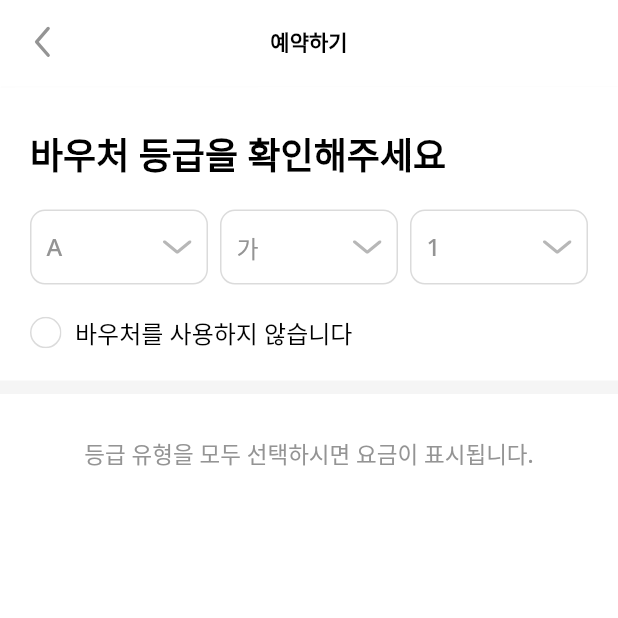
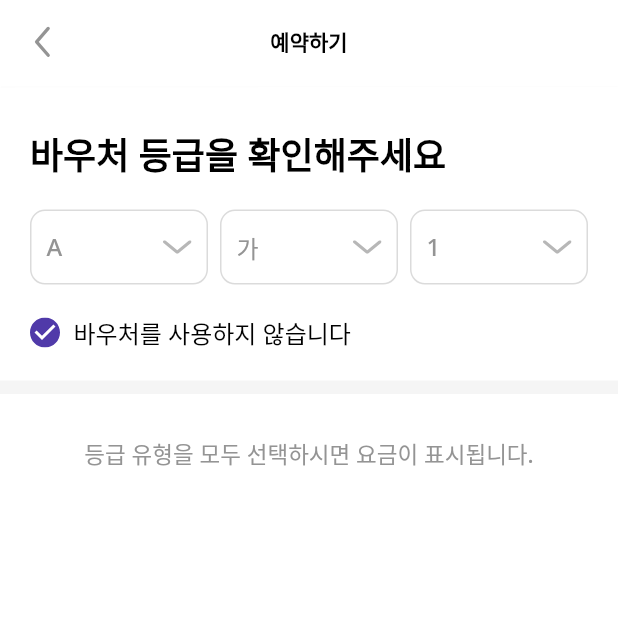
Before and after one commit to Yellowtoast/Icoco_project, a Flutter app: the ReserveStep2_7 screen opened by its route, after a tap on "바우처를 사용하지 않습니다", on a phone screen of 412 x 824 dp, the top half of it. Run offline on Flutter 3.47's test engine with Material 2 defaults, Android fonts, the light colour scheme and no system bars; our stand-ins replace cloud_firestore, dotted_decoration, dotted_line, dropdown_button2, extended_masked_text, firebase_auth and 14 more; missing offline and left inert: dart_jsonwebtoken, daum_postcode_search; accounts and stored records are empty; project files that could hold a hidden picture were left out.

Commit message:
바우처 받아오기 수정 완료

```diff
--- a/lib/configs/text_styles.dart
+++ b/lib/configs/text_styles.dart
@@ -283,7 +283,15 @@ class IcoTextStyle {
     fontSize: 14,
     fontWeight: FontWeight.normal,
     color: IcoColors.grey4,
-    decoration: TextDecoration.underline,
+    // decoration: TextDecoration.underline,
+    // textBaseline: TextBaseline.ideographic,
+
+    // shadows: [Shadow(color: Colors.black, offset: Offset(0, -3))],
+    // color: Colors.transparent,
+    // decoration: TextDecoration.underline,
+    // decorationColor: IcoColors.grey2,
+    // decorationThickness: 3,
+    // decorationStyle: TextDecorationStyle.solid,
   );
 
   static TextStyle mediumTextStyle14Grey4 = GoogleFonts.notoSans(
--- a/lib/configs/voucher_fee.dart
+++ b/lib/configs/voucher_fee.dart
@@ -1,5 +1,5 @@
 //리스트 = [단축,표준,연장]순의 가격
-Map<String, List<int>> govermentFeeInfo = {
+Map<String, List<int>> govermentFeeDefault = {
   '일반서비스': [0, 0, 0, 0, 0],
   'A-가-1': [521000, 894000, 1211000, 1211000, 1211000],
   'A-통합-1': [460000, 790000, 1070000, 1070000, 1070000],
@@ -21,7 +21,7 @@ Map<String, List<int>> govermentFeeInfo = {
   'C-라': [2726000 ~/ 3, 2726000 ~/ 2, 2726000, 3295000, 3868000],
 };
 
-Map<String, List<int>> serviceFeeInfo = {
+Map<String, List<int>> serviceFeeDefault = {
   '일반서비스': [592000, 1184000, 1776000, 1776000 + 592000, 1776000 + (592000 * 2)],
   'A-가-1': [592000, 1184000, 1776000, 1776000 + 592000, 1776000 + (592000 * 2)],
   'A-통합-1': [
--- a/lib/controllers/fcm_controller.dart
+++ b/lib/controllers/fcm_controller.dart
@@ -14,7 +14,7 @@ class FCMController extends GetxController {
   FirebaseMessaging _messaging = FirebaseMessaging.instance;
   Rx<String> fcmToken = ''.obs;
   RxMap<String, dynamic> message = Map<String, dynamic>().obs;
-  late Rx<NotificationSettings> _settings;
+  Rxn<NotificationSettings> _settings = Rxn<NotificationSettings>();
   RxBool pushAllowed = false.obs;
 
   @override
@@ -32,7 +32,8 @@ class FCMController extends GetxController {
       sound: true,
     );
 
-    if (_settings.value.authorizationStatus == AuthorizationStatus.authorized) {
+    if (_settings.value?.authorizationStatus ==
+        AuthorizationStatus.authorized) {
       print('User granted permission');
       pushAllowed.value = true;
     } else {
--- a/lib/models/fee_info.dart
+++ b/lib/models/fee_info.dart
@@ -1,8 +1,9 @@
+import '../configs/voucher_fee.dart';
+
 class FeeModel {
   final String companyId;
   final Map<dynamic, dynamic> govermentFeeInfo;
   final Map<dynamic, dynamic> serviceFeeInfo;
-
   FeeModel(
       {required this.companyId,
       required this.govermentFeeInfo,
@@ -10,9 +11,9 @@ class FeeModel {
 
   factory FeeModel.fromJson(Map data) {
     return FeeModel(
-      companyId: data['companyId'] ?? {},
-      govermentFeeInfo: data['revenueCostInfo'] ?? {},
-      serviceFeeInfo: data['serviceCostInfo'] ?? {},
+      companyId: data['companyId'] ?? '',
+      govermentFeeInfo: data['revenueCostInfo'] ?? govermentFeeDefault,
+      serviceFeeInfo: data['serviceCostInfo'] ?? serviceFeeDefault,
     );
   }
 
--- a/lib/pages/calculator/calculator_result.dart
+++ b/lib/pages/calculator/calculator_result.dart
@@ -199,7 +199,7 @@ class CalculatorResultPage extends StatelessWidget {
                                     width: IcoSize.width - 40,
                                   ),
                                   SizedBox(
-                                    height: 150,
+                                    height: 120,
                                   ),
                                 ],
                               ),
--- a/lib/pages/home/home_skeleton.dart
+++ b/lib/pages/home/home_skeleton.dart
@@ -801,8 +801,9 @@ class _HomeSkeleton2State extends State<HomeSkeletonPage> {
                   SizedBox(
                     height: 15,
                   ),
-                  (homeController.reservationModel.value!.isBirth == false &&
-                          homeController.userStep.value > 2)
+                  (homeController.userStep.value > 2 &&
+                          homeController.reservationModel.value!.isBirth ==
+                              false)
                       ? HomeNotifyButton(
                           iconUrl: 'icons/baby.svg',
                           onTap: () {
--- a/lib/pages/reservation/step2/reserve/reserve_step2_7.dart
+++ b/lib/pages/reservation/step2/reserve/reserve_step2_7.dart
@@ -46,7 +46,8 @@ class ReserveStep2_7 extends StatelessWidget {
         usePop: true,
       ),
       floatingActionButtonLocation: FloatingActionButtonLocation.centerFloat,
-      body: Column(
+      body: Obx(() {
+        return Column(
           children: [
             Container(
               margin: const EdgeInsets.symmetric(horizontal: 20),
@@ -101,6 +102,7 @@ class ReserveStep2_7 extends StatelessWidget {
                     height: 20,
                   ),
                   CheckBoxText(
+                    text: "바우처를 사용하지 않습니다",
                     onTap: () {
                       if (voucherController.isVoucherUsed.value == true) {
                         voucherController.isVoucherUsed.value = false;
@@ -163,28 +165,20 @@ class ReserveStep2_7 extends StatelessWidget {
                                   title: "${index + 1}주 사용",
                                   titleStyle: IcoTextStyle.boldTextStyle18B,
                                   itemValue: "${index + 1}주",
-                                useDateSelected:
-                                    dateInfoController.voucherDurationSelected,
+                                  useDateSelected: dateInfoController
+                                      .voucherDurationSelected,
                                 ),
                               ),
                             ],
                           );
                         }),
                   ),
-          // : Container(
-          //     alignment: Alignment.center,
-          //     height: 40,
-          //     width: double.infinity,
-          //     child: Text(
-          //       "등급 유형을 모두 선택하시면 요금이 표시됩니다.",
-          //       style: IcoTextStyle.mediumTextStyle15Grey4,
-          //     ),
-          //   ),
             SizedBox(
               height: 80,
             )
           ],
-      ),
+        );
+      }),
     );
   }
 }
@@ -195,13 +189,14 @@ class CheckBoxText extends StatelessWidget {
       required this.iconUnchecked,
       required this.iconChecked,
       required this.isChecked,
+      required this.text,
       this.onTap})
       : super(key: key);
 
   void Function()? onTap;
   String iconUnchecked;
   String iconChecked;
-  String? text;
+  String text;
   Rx<bool> isChecked;
 
   @override
@@ -217,7 +212,7 @@ class CheckBoxText extends StatelessWidget {
               width: 9,
             ),
             Text(
-              "바우처를 사용하지 않습니다",
+              text,
               style: IcoTextStyle.mediumTextStyle16B,
             ),
           ],
--- a/lib/pages/signup/signup_step2.dart
+++ b/lib/pages/signup/signup_step2.dart
@@ -153,7 +153,7 @@ class SignupStep2Page extends StatelessWidget {
                         ),
                         IcoButton(
                             onPressed: () async {
-                              signupController.eventAlarm =
+                              signupController.eventAlarm.value =
                                   await IcoOptionModal();
                               signupController.isButtonValid.value = false;
                               Get.toNamed(
--- a/lib/widgets/tabbar/bottom_tabbar.dart
+++ b/lib/widgets/tabbar/bottom_tabbar.dart
@@ -14,7 +14,7 @@ class IcoBottomBar extends StatelessWidget {
   @override
   Widget build(BuildContext context) {
     return BottomNavigationBar(
-      elevation: 2,
+      elevation: 14,
       backgroundColor: IcoColors.white,
       selectedFontSize: 11,
       unselectedFontSize: 11,
```
Also changed, not shown: lib/controllers/voucher_controller.dart (+5 -9 lines), lib/pages/reservation/step1/substep_voucher/voucher_signed/voucher_signed2.dart (+13 -11 lines), lib/pages/reservation/step1/substep_voucher/voucher_unused/service_fee_info.dart (+17 -15 lines), lib/pages/reservation/step3/deposit_fee_status.dart (+14 -9 lines), lib/pages/reservation/step3/remaining_fee_status.dart (+15 -5 lines), lib/widgets/dropdown/voucher_dropdown.dart (+1 -10 lines), lib/widgets/modal/bottomup_modal.dart (+11 -9 lines). Lines whose indentation alone changed are shown as unchanged.
